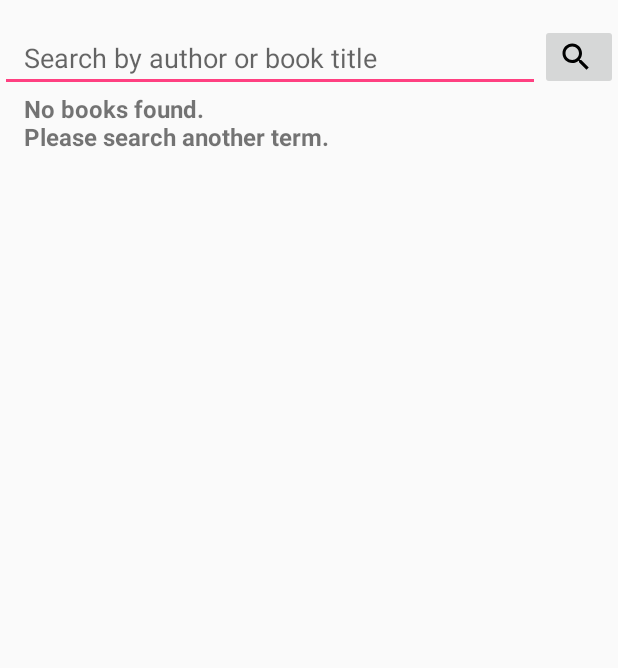
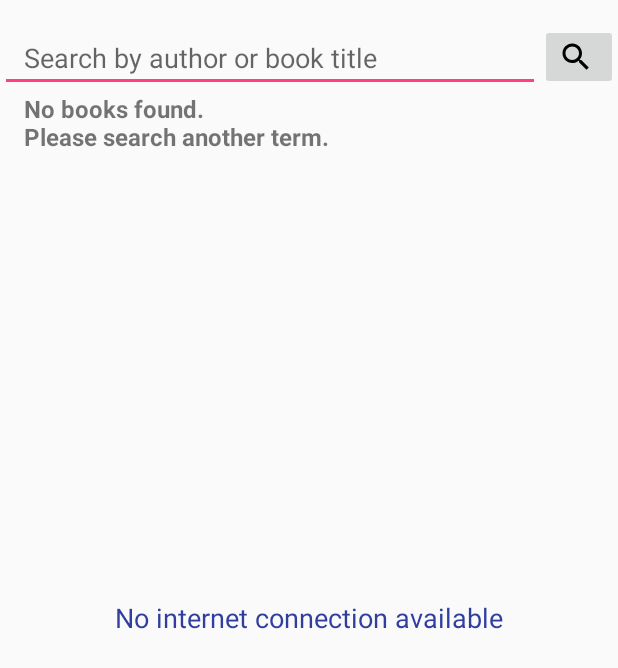
Before and after one commit to Chedoy/BookListing, an Android app: the layout activity_book.xml on its own in the app's theme, with its tools: preview values and no code run, on a phone screen of 412 x 824 dp. Shown: the top 668 px of the screen. Run offline under Robolectric (Android 15) with nearby library versions, the phone set to English and light mode, and no system bars.

Commit message:
BookListing updated with emptyView and "Unknown authors"

```diff
--- a/app/src/main/java/com/example/android/booklisting/Book.java
+++ b/app/src/main/java/com/example/android/booklisting/Book.java
@@ -4,7 +4,6 @@ import android.os.Parcel;
 import android.os.Parcelable;
 import android.support.v7.app.AppCompatActivity;
 import android.os.Bundle;
-
 
 
 public class Book implements Parcelable {
--- a/app/src/main/java/com/example/android/booklisting/BookAdapter.java
+++ b/app/src/main/java/com/example/android/booklisting/BookAdapter.java
@@ -20,7 +20,7 @@ public class BookAdapter extends ArrayAdapter<Book> {
 
         Book book = getItem(position);
 
-        if (view == null){
+        if (view == null) {
             view = LayoutInflater.from(getContext()).inflate(
                     R.layout.list_item, parent, false);
         }
@@ -31,7 +31,6 @@ public class BookAdapter extends ArrayAdapter<Book> {
         author.setText(book.getAuthor());
 
 
-
         return view;
     }
 }
--- a/app/src/main/res/layout/activity_book.xml
+++ b/app/src/main/res/layout/activity_book.xml
@@ -4,6 +4,7 @@
     android:layout_width="match_parent"
     android:layout_height="match_parent"
     android:paddingTop="@dimen/activity_vertical_margin">
+
 
     <EditText
         android:id="@+id/editText"
@@ -21,9 +22,7 @@
         android:layout_width="wrap_content"
         android:layout_height="wrap_content"
         android:src="@drawable/search_black"
-        android:layout_alignTop="@+id/editText"
-        android:layout_alignRight="@+id/listView"
-        android:layout_alignEnd="@+id/listView"
+        android:layout_alignParentRight="true"
         android:paddingRight="@dimen/activity_horizontal_margin" />
 
     <TextView
@@ -46,4 +45,22 @@
 
     </ListView>
 
+    <LinearLayout
+        android:id="@+id/empty_view"
+        android:layout_width="match_parent"
+        android:layout_height="wrap_content"
+        android:layout_centerInParent="true"
+        android:gravity="center"
+        android:orientation="vertical">
+
+        <TextView
+            android:id="@+id/empty"
+            android:layout_width="wrap_content"
+            android:layout_height="wrap_content"
+            android:layout_gravity="center"
+            android:textAppearance="?android:textAppearanceMedium"
+            tools:text="@string/error_no_internet"
+            android:textColor="@color/colorPrimaryDark"/>
+    </LinearLayout>
+
 </RelativeLayout>
```
Also changed, not shown: app/src/main/java/com/example/android/booklisting/BookActivity.java (+29 -21 lines), app/src/main/java/com/example/android/booklisting/QueryUtils.java (+19 -13 lines).
